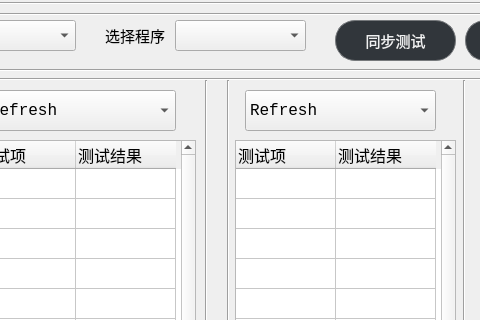
bigbigzxl/SerialTool, file usb4site.ui: the form before one commit; both pictures show x 305 to 785 and y 0 to 320 of the 1041 by 678 pixel window.
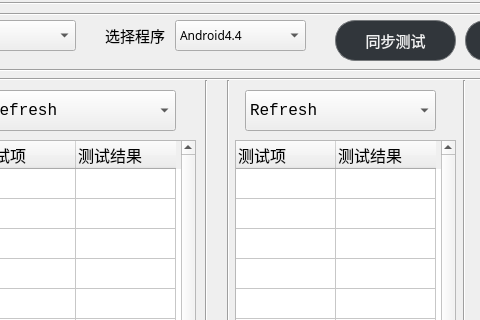
The form after the commit.

Commit message: fix re problem in get_current function;revise UI

```diff
--- a/usb4site.ui
+++ b/usb4site.ui
@@ -983,6 +983,16 @@
       <pointsize>9</pointsize>
      </font>
     </property>
+    <item>
+     <property name="text">
+      <string>Android4.4</string>
+     </property>
+    </item>
+    <item>
+     <property name="text">
+      <string>Android7.x</string>
+     </property>
+    </item>
    </widget>
    <widget class="QPushButton" name="pushButton_6">
     <property name="geometry">
```
Left out of the diff: 17 changed lines with no effect on the pictures. The commit also changes 2 other files.
